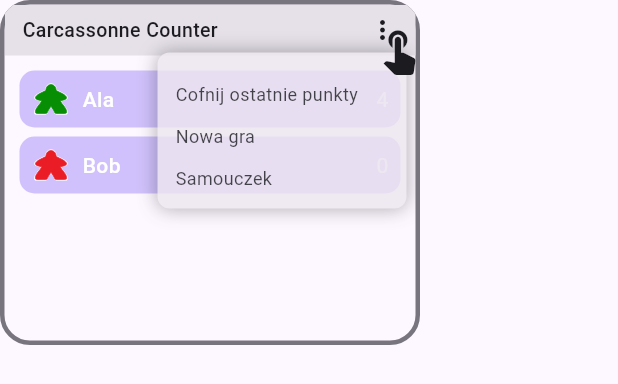
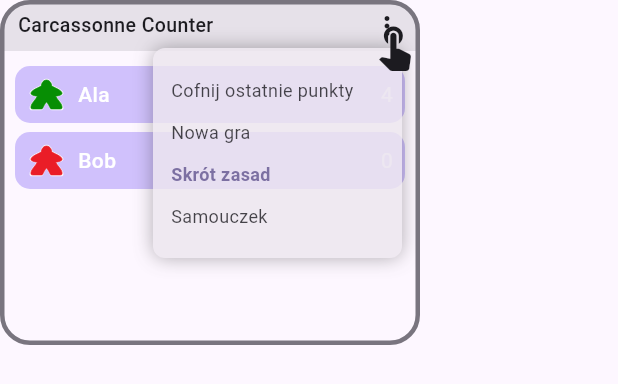
Before and after one commit to WGFizban/CC_NEW, a Flutter app: the UndoAnimation widget shown alone on an empty page, opened directly, on a phone screen of 412 x 824 dp. Shown: the top 384 px of the screen. Run offline on Flutter 3.47's test engine with Material 3 defaults, Android fonts, the phone set to English and light mode, and no system bars; our stand-ins replace flutter_colorpicker, flutter_svg, package_info_plus, shared_preferences, wakelock_plus; accounts and stored records are empty; generated files the repository leaves out were written again.

Commit message:
Samouczek: Skrót zasad w menu kroku „Pomyłka?”; ramka makiety rysowana na treści (bez przycinania)
Co-Authored-By: Claude Sonnet 5.5 <noreply@anthropic.com>
Claude-Session: https://claude.ai/code/session_01P2QWxkXWwGKiSLABjDzL2r

```diff
--- a/lib/widgets/tutorial_animations.dart
+++ b/lib/widgets/tutorial_animations.dart
@@ -108,6 +108,11 @@ class _PhoneFrame extends StatelessWidget {
       clipBehavior: Clip.antiAlias,
       decoration: BoxDecoration(
         color: Theme.of(context).scaffoldBackgroundColor,
+        borderRadius: BorderRadius.circular(20),
+      ),
+      // Ramka jest rysowana NA treści (a nie wokół niej), więc zawartość ma
+      // pełny rozmiar makiety, a jej rogi nie wchodzą na zaokrąglenie ramki.
+      foregroundDecoration: BoxDecoration(
         borderRadius: BorderRadius.circular(20),
         border: Border.all(color: scheme.outline, width: 3),
       ),
@@ -1040,7 +1045,7 @@ class _UndoAnimationState extends _LoopingSceneState<UndoAnimation> {
   static const _h = 230.0;
 
   static const _menuButton = Offset(_w - 24, 17);
-  static const _menu = Rect.fromLTWH(_w - 178, 32, 166, 104);
+  static const _menu = Rect.fromLTWH(_w - 178, 32, 166, 140);
   static const _undoItem = Offset(_w - 178 + 83, 32 + 14 + 14);
 
   @override
@@ -1066,7 +1071,12 @@ class _UndoAnimationState extends _LoopingSceneState<UndoAnimation> {
     final menuOpacity = menuIn * (1 - menuOut);
     final reverted = t > 0.54;
 
-    Widget item(String text, int i, {bool highlight = false}) => Positioned(
+    Widget item(
+      String text,
+      int i, {
+      bool highlight = false,
+      bool emphasized = false,
+    }) => Positioned(
       left: _menu.left,
       top: _menu.top + 14 + i * 28.0,
       width: _menu.width,
@@ -1081,7 +1091,11 @@ class _UndoAnimationState extends _LoopingSceneState<UndoAnimation> {
           text,
           maxLines: 1,
           overflow: TextOverflow.ellipsis,
-          style: TextStyle(fontSize: 12, color: scheme.onSurface),
+          style: TextStyle(
+            fontSize: 12,
+            fontWeight: emphasized ? FontWeight.bold : FontWeight.normal,
+            color: emphasized ? scheme.primary : scheme.onSurface,
+          ),
         ),
       ),
     );
@@ -1125,7 +1139,10 @@ class _UndoAnimationState extends _LoopingSceneState<UndoAnimation> {
               children: [
                 item(l.menuUndoNone, 0, highlight: itemPress > 0),
                 item(l.newGame, 1),
-                item(l.menuTutorial, 2),
+                // Skrót zasad jest wspomniany w tekście kroku, więc go
+                // wyróżniamy.
+                item(l.rulesTitle, 2, emphasized: true),
+                item(l.menuTutorial, 3),
               ],
             ),
           ),
```
